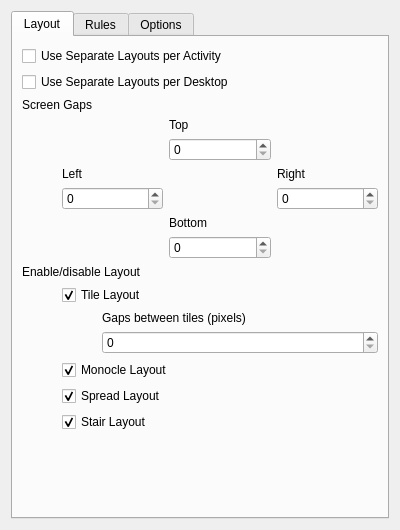
Qt form res/config.ui (Bismuth-Forge/bismuth) before a commit.
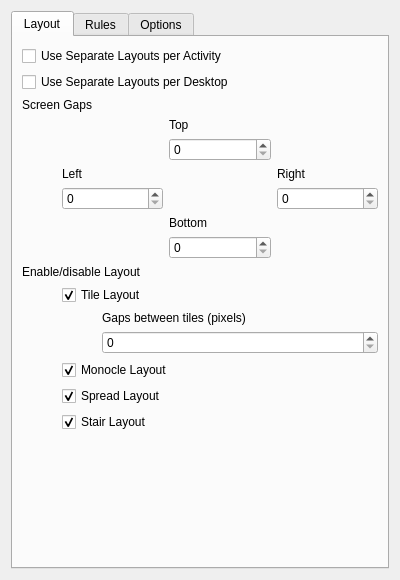
The same form after that commit.

Commit message: increase height of config.ui

What changed in the file:
```diff
--- a/res/config.ui
+++ b/res/config.ui
@@ -7,7 +7,7 @@
     <x>0</x>
     <y>0</y>
     <width>400</width>
-    <height>530</height>
+    <height>580</height>
    </rect>
   </property>
   <property name="windowTitle">
```
